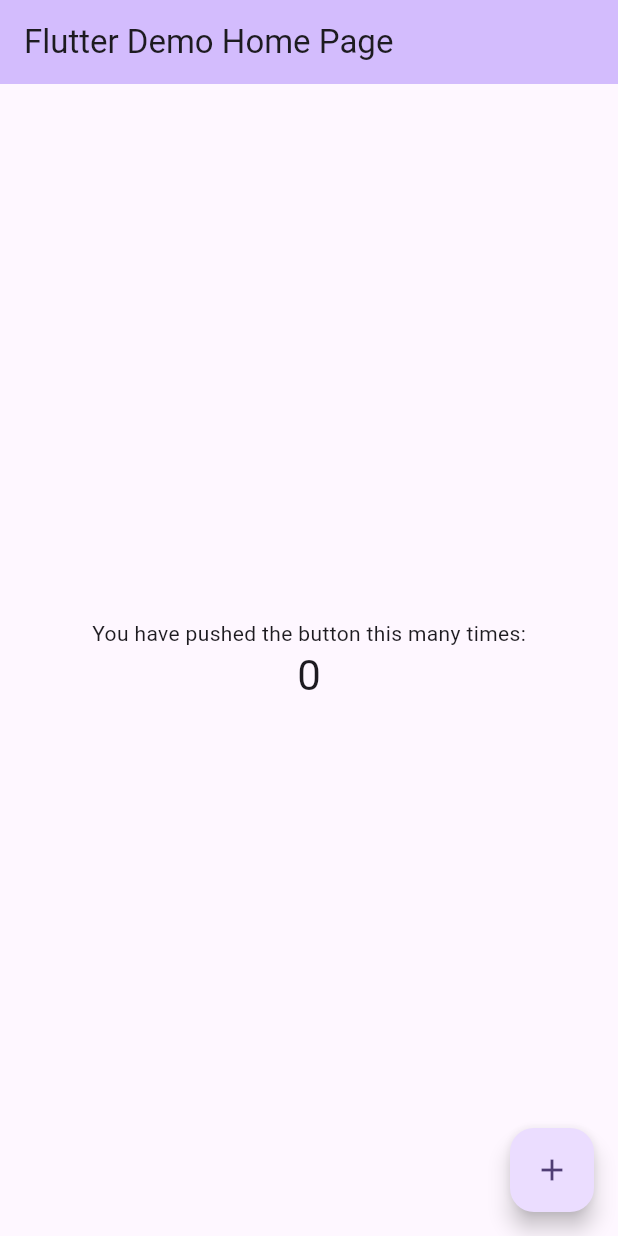
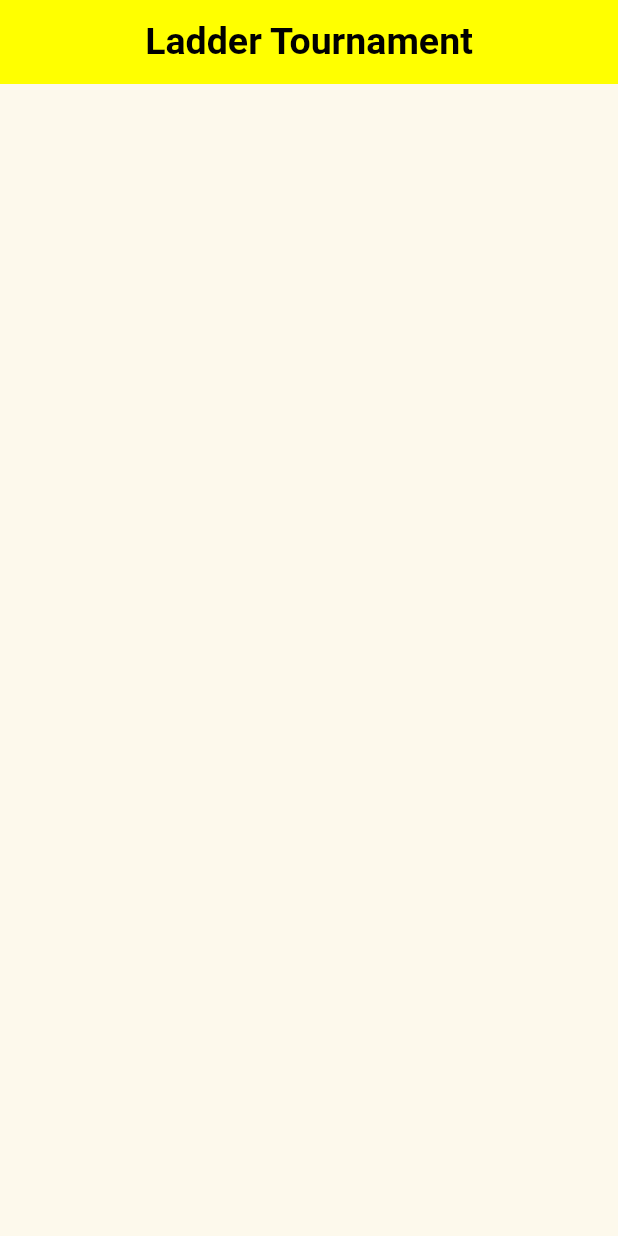
Before and after one commit to Slozzyondul/ladder_tournaments, a Flutter app: the screen it shows after launch, on a phone screen of 412 x 824 dp. Run offline on Flutter 3.47's test engine with Material 3 defaults, Android fonts, the light colour scheme and no system bars.

Commit message:
restracturing the folders to follow BLOC style

```diff
--- a/ladder_rankings/analysis_options.yaml
+++ b/ladder_rankings/analysis_options.yaml
@@ -7,6 +7,9 @@
 
 # The following line activates a set of recommended lints for Flutter apps,
 # packages, and plugins designed to encourage good coding practices.
+analyzer:
+  errors:
+    prefer_const_constructors: ignore
 include: package:flutter_lints/flutter.yaml
 
 linter:
--- /dev/null
+++ b/ladder_rankings/lib/features/home/ui/homepage.dart
@@ -0,0 +1,45 @@
+import 'package:flutter/material.dart';
+
+class Homepage extends StatefulWidget {
+  const Homepage({super.key});
+
+  @override
+  State<StatefulWidget> createState() {
+    return _HomePageState();
+  }
+}
+
+class _HomePageState extends State<Homepage> {
+  double? deviceHeght, deviceWidth;
+
+  @override
+  Widget build(BuildContext context) {
+    deviceHeght = MediaQuery.of(context).size.height;
+    deviceWidth = MediaQuery.of(context).size.width;
+    return Scaffold(
+      appBar: AppBar(
+        backgroundColor: Colors.yellowAccent,
+        title: Center(
+          child: const Text(
+            "Ladder Tournament",
+            style: TextStyle(
+              color: Colors.black,
+              fontSize: 25,
+              fontWeight: FontWeight.w700,
+            ),
+          ),
+        ),
+      ),
+      body: SafeArea(
+        child: Center(
+          child: Column(
+            crossAxisAlignment: CrossAxisAlignment.center,
+            mainAxisAlignment: MainAxisAlignment.spaceEvenly,
+            mainAxisSize: MainAxisSize.max,
+            children: [],
+          ),
+        ),
+      ),
+    );
+  }
+}
--- a/ladder_rankings/lib/main.dart
+++ b/ladder_rankings/lib/main.dart
@@ -1,4 +1,5 @@
 import 'package:flutter/material.dart';
+import 'package:ladder_rankings/features/home/ui/homepage.dart';
 
 void main() {
   runApp(const MyApp());
@@ -7,119 +8,15 @@
 class MyApp extends StatelessWidget {
   const MyApp({super.key});
 
-  // This widget is the root of your application.
   @override
   Widget build(BuildContext context) {
     return MaterialApp(
-      title: 'Flutter Demo',
+      title: 'Ladder Tournament',
       theme: ThemeData(
-        // This is the theme of your application.
-        //
-        // TRY THIS: Try running your application with "flutter run". You'll see
-        // the application has a purple toolbar. Then, without quitting the app,
-        // try changing the seedColor in the colorScheme below to Colors.green
-        // and then invoke "hot reload" (save your changes or press the "hot
-        // reload" button in a Flutter-supported IDE, or press "r" if you used
-        // the command line to start the app).
-        //
-        // Notice that the counter didn't reset back to zero; the application
-        // state is not lost during the reload. To reset the state, use hot
-        // restart instead.
-        //
-        // This works for code too, not just values: Most code changes can be
-        // tested with just a hot reload.
-        colorScheme: ColorScheme.fromSeed(seedColor: Colors.deepPurple),
+        colorScheme: ColorScheme.fromSeed(seedColor: Colors.yellowAccent),
         useMaterial3: true,
       ),
-      home: const MyHomePage(title: 'Flutter Demo Home Page'),
+      home: Homepage(),
     );
   }
 }
-
-class MyHomePage extends StatefulWidget {
-  const MyHomePage({super.key, required this.title});
-
-  // This widget is the home page of your application. It is stateful, meaning
-  // that it has a State object (defined below) that contains fields that affect
-  // how it looks.
-
-  // This class is the configuration for the state. It holds the values (in this
-  // case the title) provided by the parent (in this case the App widget) and
-  // used by the build method of the State. Fields in a Widget subclass are
-  // always marked "final".
-
-  final String title;
-
-  @override
-  State<MyHomePage> createState() => _MyHomePageState();
-}
-
-class _MyHomePageState extends State<MyHomePage> {
-  int _counter = 0;
-
-  void _incrementCounter() {
-    setState(() {
-      // This call to setState tells the Flutter framework that something has
-      // changed in this State, which causes it to rerun the build method below
-      // so that the display can reflect the updated values. If we changed
-      // _counter without calling setState(), then the build method would not be
-      // called again, and so nothing would appear to happen.
-      _counter++;
-    });
-  }
-
-  @override
-  Widget build(BuildContext context) {
-    // This method is rerun every time setState is called, for instance as done
-    // by the _incrementCounter method above.
-    //
-    // The Flutter framework has been optimized to make rerunning build methods
-    // fast, so that you can just rebuild anything that needs updating rather
-    // than having to individually change instances of widgets.
-    return Scaffold(
-      appBar: AppBar(
-        // TRY THIS: Try changing the color here to a specific color (to
-        // Colors.amber, perhaps?) and trigger a hot reload to see the AppBar
-        // change color while the other colors stay the same.
-        backgroundColor: Theme.of(context).colorScheme.inversePrimary,
-        // Here we take the value from the MyHomePage object that was created by
-        // the App.build method, and use it to set our appbar title.
-        title: Text(widget.title),
-      ),
-      body: Center(
-        // Center is a layout widget. It takes a single child and positions it
-        // in the middle of the parent.
-        child: Column(
-          // Column is also a layout widget. It takes a list of children and
-          // arranges them vertically. By default, it sizes itself to fit its
-          // children horizontally, and tries to be as tall as its parent.
-          //
-          // Column has various properties to control how it sizes itself and
-          // how it positions its children. Here we use mainAxisAlignment to
-          // center the children vertically; the main axis here is the vertical
-          // axis because Columns are vertical (the cross axis would be
-          // horizontal).
-          //
-          // TRY THIS: Invoke "debug painting" (choose the "Toggle Debug Paint"
-          // action in the IDE, or press "p" in the console), to see the
-          // wireframe for each widget.
-          mainAxisAlignment: MainAxisAlignment.center,
-          children: <Widget>[
-            const Text(
-              'You have pushed the button this many times:',
-            ),
-            Text(
-              '$_counter',
-              style: Theme.of(context).textTheme.headlineMedium,
-            ),
-          ],
-        ),
-      ),
-      floatingActionButton: FloatingActionButton(
-        onPressed: _incrementCounter,
-        tooltip: 'Increment',
-        child: const Icon(Icons.add),
-      ), // This trailing comma makes auto-formatting nicer for build methods.
-    );
-  }
-}
```
